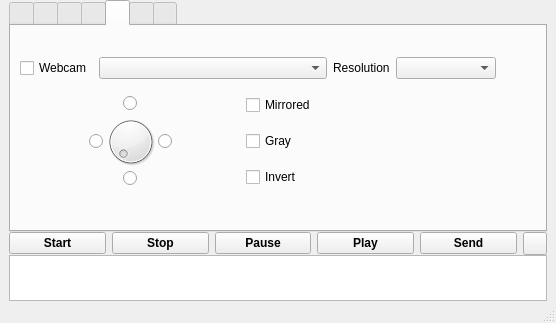
This is vokoscreen.ui in yanuarakhid/vokoscreen as Qt 5 draws it before an edit. The edited form follows.
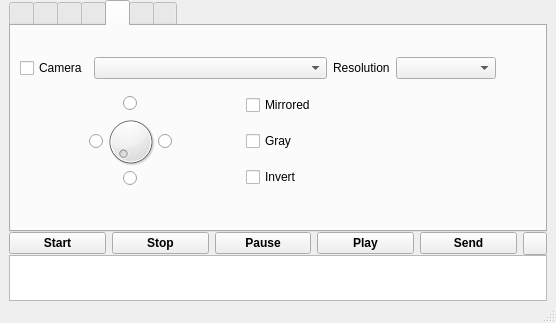
This is the edited form. The open tabs and pages were chosen to show the change.

Diff of the .ui file:
```diff
--- a/vokoscreen.ui
+++ b/vokoscreen.ui
@@ -649,7 +649,7 @@
               <item>
                <widget class="QCheckBox" name="webcamCheckBox">
                 <property name="text">
-                 <string>Webcam</string>
+                 <string>Camera</string>
                 </property>
                </widget>
               </item>
```
